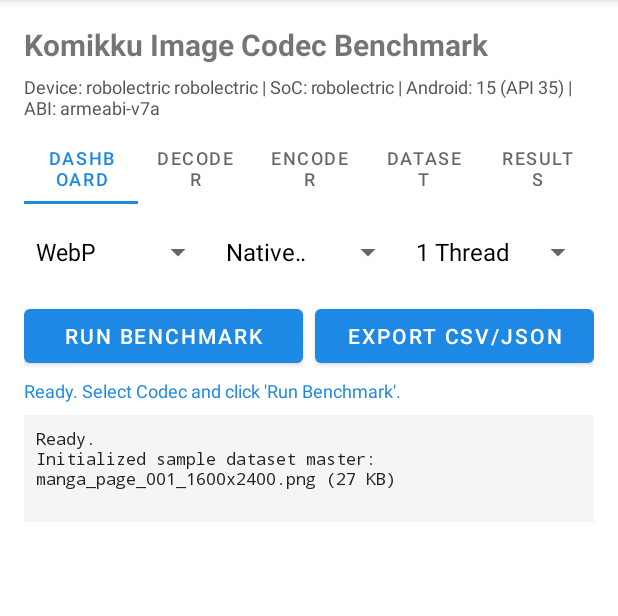
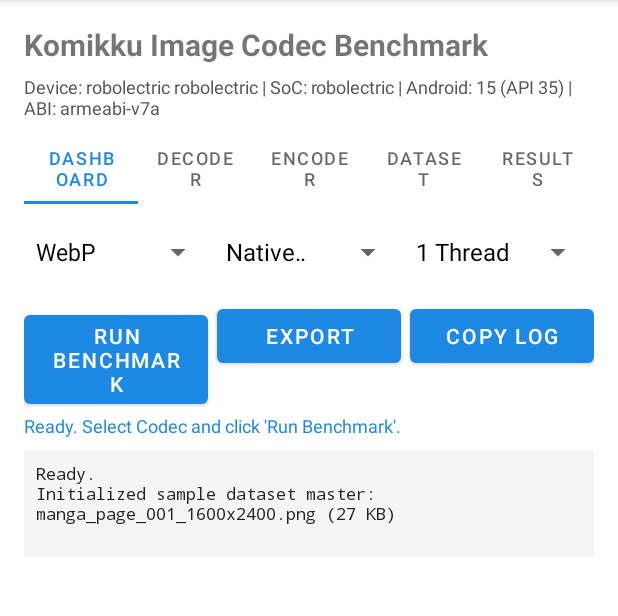
Before and after one commit to AhmadNaruto/KomikkuImageBenchmark, an Android app: the screen it shows after launch (MainActivity), on a phone screen of 412 x 824 dp, the part 84-700 px from its top. Run offline under Robolectric (Android 15) with nearby library versions, the phone set to English and light mode, and no system bars; 3 statements that could not run were skipped.

Commit message:
feat(ui): add text selection, Copy Log button, and export to public Downloads folder

```diff
--- a/app/src/main/res/layout/activity_main.xml
+++ b/app/src/main/res/layout/activity_main.xml
@@ -92,9 +92,17 @@
             android:id="@+id/btnExport"
             android:layout_width="0dp"
             android:layout_height="wrap_content"
-            android:layout_marginStart="8dp"
+            android:layout_marginStart="6dp"
             android:layout_weight="1"
-            android:text="Export CSV/JSON" />
+            android:text="Export" />
+
+        <Button
+            android:id="@+id/btnCopy"
+            android:layout_width="0dp"
+            android:layout_height="wrap_content"
+            android:layout_marginStart="6dp"
+            android:layout_weight="1"
+            android:text="Copy Log" />
     </LinearLayout>
 
     <ProgressBar
@@ -128,7 +136,8 @@
             android:padding="8dp"
             android:text="Ready.\n"
             android:textColor="#212121"
-            android:textSize="11sp" />
+            android:textSize="11sp"
+            android:textIsSelectable="true" />
     </ScrollView>
 
 </LinearLayout>
```
Also changed, not shown: app/src/main/java/io/anaruto/benchmark/MainActivity.kt (+44 -11 lines).
